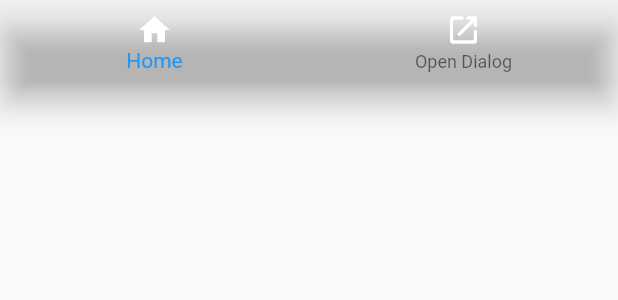
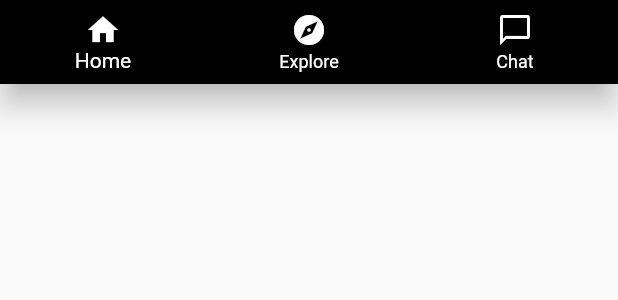
Before and after one commit to sheraz-bajwa/Coffe-Shop-UI, a Flutter app: the MySta widget shown alone on an empty page, opened directly, on a phone screen of 412 x 824 dp. Shown: the top 300 px of the screen. Run offline on Flutter 3.47's test engine with Material 2 defaults, Android fonts, the phone set to English and light mode, and no system bars; our stand-ins replace flutter_spinkit.

Commit message:
first commit

```diff
--- a/coffeeshop/lib/bottom.dart
+++ b/coffeeshop/lib/bottom.dart
@@ -10,7 +10,11 @@ class MySta extends StatelessWidget {
   @override
   Widget build(BuildContext context) {
     return BottomNavigationBar(
-      backgroundColor: Colors.transparent,
+      selectedItemColor: Colors.white,
+      showUnselectedLabels: true,
+      unselectedLabelStyle: TextStyle(color: Colors.white),
+      unselectedItemColor: Colors.white,
+      backgroundColor: Color.fromARGB(255, 0, 0, 0),
       items: const <BottomNavigationBarItem>[
         BottomNavigationBarItem(
           icon: Icon(
@@ -21,10 +25,17 @@ class MySta extends StatelessWidget {
         ),
         BottomNavigationBarItem(
           icon: Icon(
-            Icons.open_in_new_rounded,
+            Icons.explore,
             color: Colors.white,
           ),
-          label: 'Open Dialog',
+          label: 'Explore',
+        ),
+        BottomNavigationBarItem(
+          icon: Icon(
+            Icons.chat_bubble_outline,
+            color: Colors.white,
+          ),
+          label: 'Chat',
         ),
       ],
     );
--- a/coffeeshop/lib/main.dart
+++ b/coffeeshop/lib/main.dart
@@ -15,6 +15,7 @@ class MyApp extends StatelessWidget {
   Widget build(BuildContext context) {
     return MaterialApp(
       title: 'Flutter Demo',
+      debugShowCheckedModeBanner: false,
       theme: ThemeData(
         primarySwatch: Colors.blue,
       ),
--- a/coffeeshop/pubspec.yaml
+++ b/coffeeshop/pubspec.yaml
@@ -74,6 +74,7 @@ flutter:
   assets:
   - assets/WhatsApp Image 2023-04-22 at 11.09.57 PM.jpeg
   - assets/cofe.jpg
+  - assets/espresso.jpg
   #   - images/a_dot_ham.jpeg
 
   # An image asset can refer to one or more resolution-specific "variants", see
```
Also changed, not shown: coffeeshop/lib/coffee.dart (+85 -28 lines).
